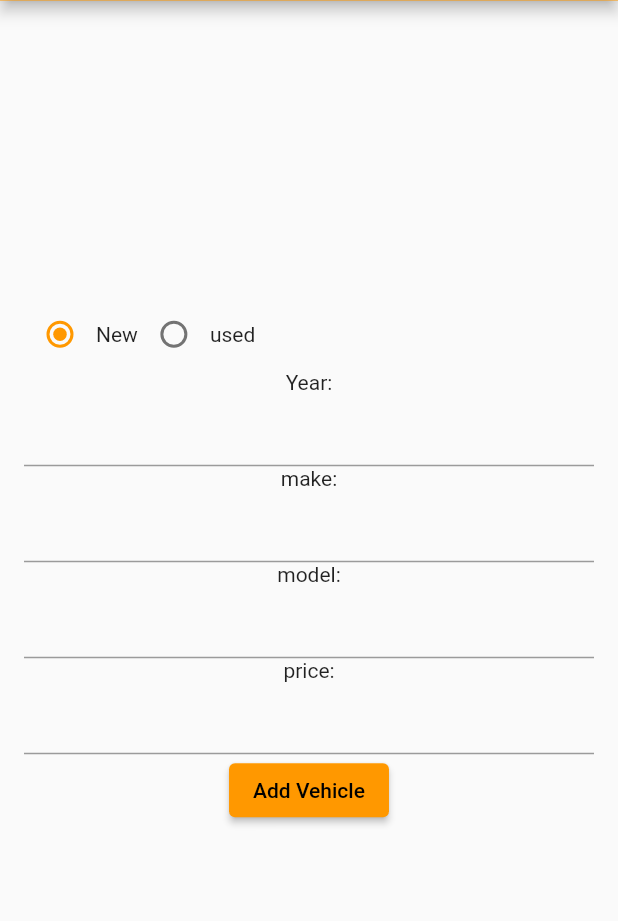
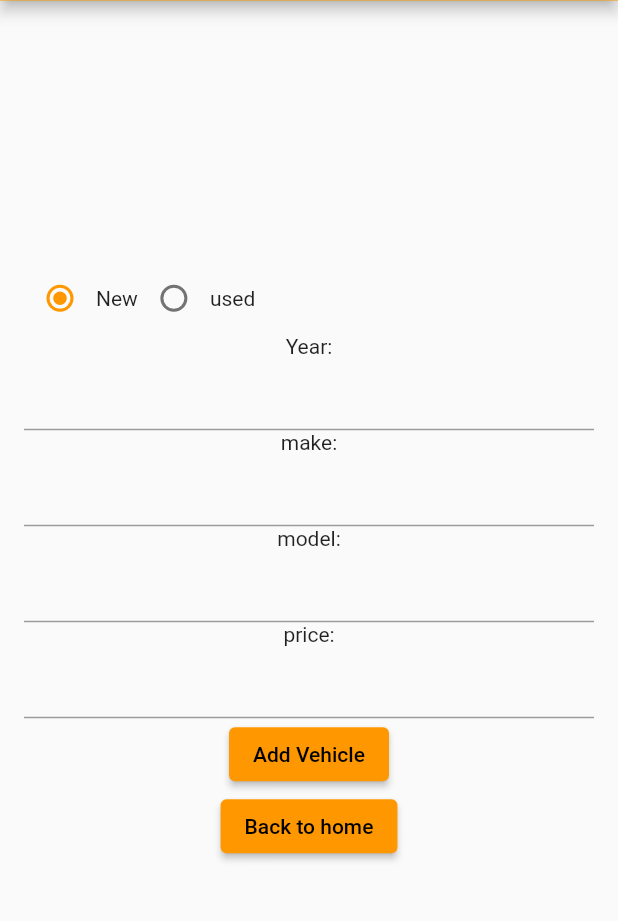
Before and after one commit to abdishakurAbdi/Group4_Final, a Flutter app: the VehicleForm screen opened directly, on a phone screen of 412 x 824 dp, the part 112-1033 px from its top. Run offline on Flutter 3.47's test engine with Material 2 defaults, Android fonts, the phone set to English and light mode, and no system bars; our stand-ins replace dio, flutter_secure_storage; accounts and stored records are empty; network calls fail.

Commit message:
added back to home button on vehicle form

```diff
--- a/final_project/lib/widgets/vehicle_form.dart
+++ b/final_project/lib/widgets/vehicle_form.dart
@@ -55,6 +55,7 @@ class _VehicleFormState extends State<VehicleForm> {
   }
 
   void _toHome() {
+    FocusScope.of(context).unfocus();
     Navigator.pop(context);
     Navigator.push(
         context, MaterialPageRoute(builder: (context) => const RootPage()));
@@ -124,7 +125,9 @@ class _VehicleFormState extends State<VehicleForm> {
                   controller: priceController,
                 ),
                 ElevatedButton(
-                    onPressed: _addVehicle, child: const Text("Add Vehicle"))
+                    onPressed: _addVehicle, child: const Text("Add Vehicle")),
+                ElevatedButton(
+                    onPressed: _toHome, child: const Text("Back to home"))
               ],
             )),
           ),
```
